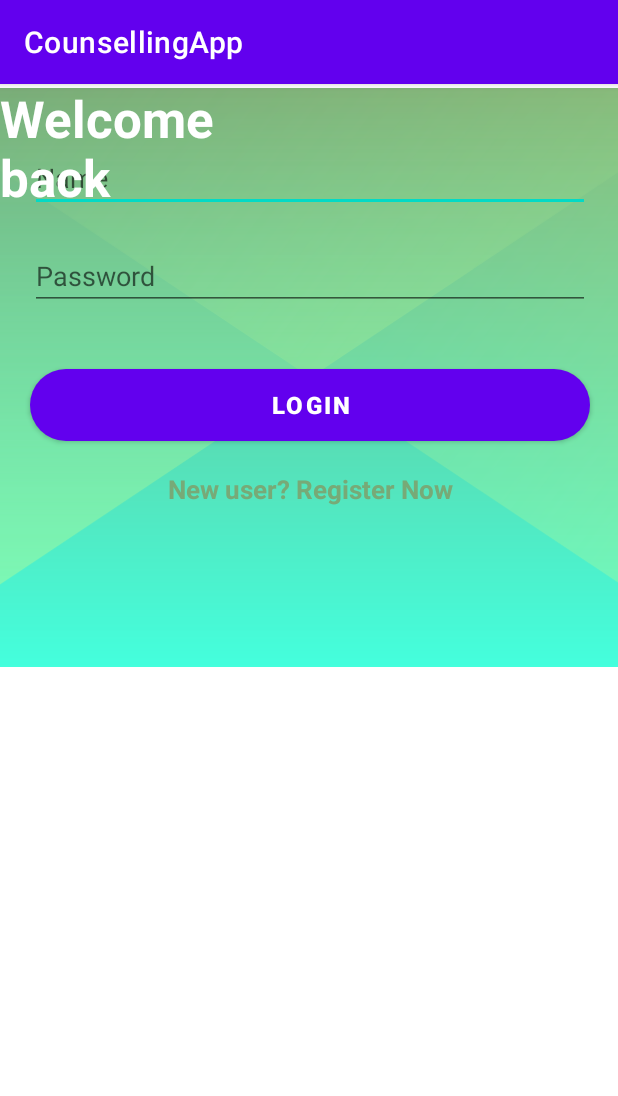
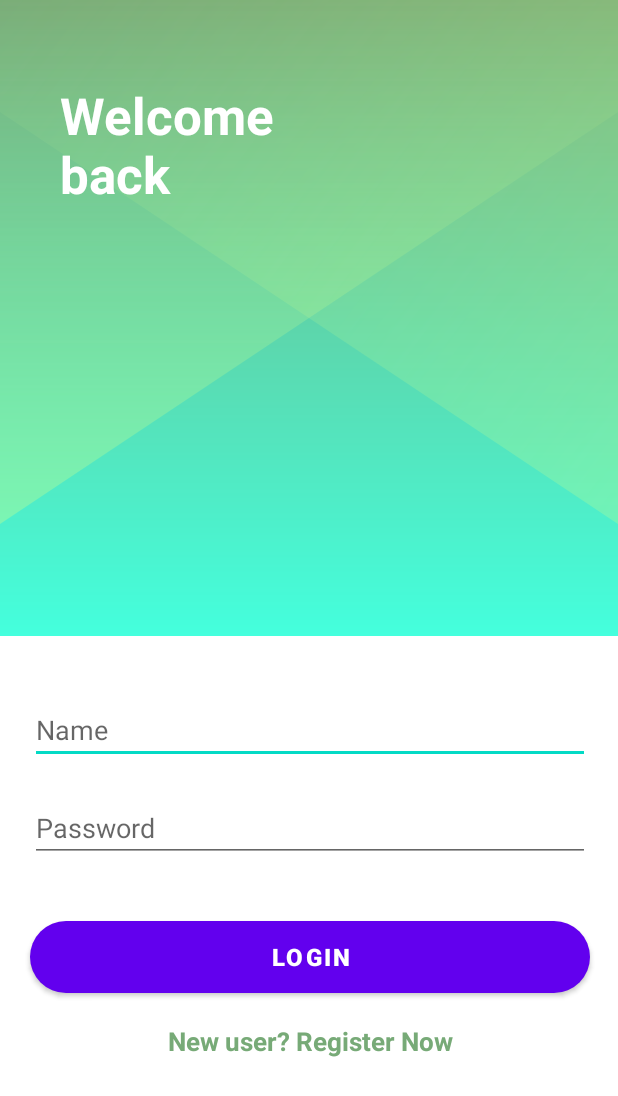
Before and after one commit to MoeJango/CounsellingApp, an Android app: the LoginActivity screen opened directly, with no data from a screen before it, on a phone screen of 412 x 824 dp. Shown: the top 1096 px of the screen. Run offline under Robolectric (Android 15) with nearby library versions, the light colour scheme and no system bars; plain views replace CircularProgressButton.

Commit message:
Version 3

```diff
--- a/app/src/main/AndroidManifest.xml
+++ b/app/src/main/AndroidManifest.xml
@@ -19,7 +19,7 @@
             android:exported="false" />
         <activity
             android:name=".LoginActivity"
-            android:exported="false" />
+            android:exported="true" />
         <activity
             android:name=".MainActivity"
             android:exported="true">
@@ -29,6 +29,8 @@
                 <category android:name="android.intent.category.LAUNCHER" />
             </intent-filter>
         </activity>
+
+
     </application>
 
 </manifest>
--- a/app/src/main/java/com/example/counsellingapp/LoginActivity.java
+++ b/app/src/main/java/com/example/counsellingapp/LoginActivity.java
@@ -2,7 +2,6 @@ package com.example.counsellingapp;
 
 import androidx.appcompat.app.AppCompatActivity;
 
-import android.content.Intent;
 import android.os.Bundle;
 import android.view.View;
 import android.widget.Button;
@@ -13,10 +12,14 @@ public class LoginActivity extends AppCompatActivity {
     private EditText password;
     private Button loginButton;
 
+
     @Override
     protected void onCreate(Bundle savedInstanceState) {
         super.onCreate(savedInstanceState);
         setContentView(R.layout.activity_login);
+        if (getSupportActionBar() != null) {
+            getSupportActionBar().hide();
+        }
 
         name = findViewById(R.id.editTextName);
         password = findViewById(R.id.editTextPassword);
@@ -34,17 +37,25 @@ public class LoginActivity extends AppCompatActivity {
         });
     }
 
+
     private void authenticateUser(String name, String password) {
         // Implement your authentication logic here
         // e.g., send the credentials to the server and check if they are valid
 
         // If the authentication is successful, proceed to the next activity
-        Intent intent = new Intent(LoginActivity.this, HomeActivity.class);
-        startActivity(intent);
-        overridePendingTransition(android.R.anim.slide_in_left,android.R.anim.slide_out_right);
-        finish();
+        //Intent intent = new Intent(LoginActivity.this, HomeActivity.class);
+        //startActivity(intent);
+        //overridePendingTransition(android.R.anim.slide_in_left,android.R.anim.slide_out_right);
+        //finish();
     }
+
 
     public void onLoginClick(View view) {
     }
+
+
+    @Override
+    public void onBackPressed() {
+        finish();
+    }
 }
--- a/app/src/main/res/layout/activity_login.xml
+++ b/app/src/main/res/layout/activity_login.xml
@@ -7,22 +7,27 @@
     tools:context=".LoginActivity">
 
     <ImageView
-        android:id="@+id/imageView6"
-        android:layout_width="579dp"
-        android:layout_height="598dp"
-        android:layout_marginBottom="274dp"
+        android:id="@+id/imageView1"
+        android:layout_width="0dp"
+        android:layout_height="0dp"
+        android:scaleType="centerCrop"
+        app:layout_constraintBottom_toTopOf="@+id/linearLayout"
+        app:layout_constraintEnd_toEndOf="parent"
+        app:layout_constraintHorizontal_bias="1.0"
+        app:layout_constraintStart_toStartOf="parent"
+        app:layout_constraintTop_toTopOf="parent"
+        app:srcCompat="@drawable/abstract_envelope" />
+
+    <LinearLayout
+        android:id="@+id/linearLayout"
+        android:layout_width="413dp"
+        android:layout_height="400dp"
+        android:orientation="vertical"
         app:layout_constraintBottom_toBottomOf="parent"
         app:layout_constraintEnd_toEndOf="parent"
         app:layout_constraintStart_toStartOf="parent"
-        app:srcCompat="@drawable/abstract_envelope" />
-
-    <LinearLayout
-        android:layout_width="413dp"
-        android:layout_height="400dp"
-        android:orientation="vertical"
-        app:layout_constraintEnd_toEndOf="parent"
-        app:layout_constraintStart_toStartOf="parent"
-        tools:layout_editor_absoluteY="333dp">
+        app:layout_constraintTop_toBottomOf="@+id/imageView1"
+        app:layout_constraintVertical_bias="1.0">
 
         <EditText
             android:id="@+id/editTextName"
@@ -94,11 +99,13 @@
         android:id="@+id/textView1"
         android:layout_width="wrap_content"
         android:layout_height="wrap_content"
+        android:layout_marginLeft="40dp"
+        android:layout_marginTop="54dp"
         android:text="Welcome \nback"
         android:textColor="#FFFFFF"
         android:textSize="34sp"
         android:textStyle="bold"
-        tools:layout_editor_absoluteX="40dp"
-        tools:layout_editor_absoluteY="54dp" />
+        app:layout_constraintLeft_toLeftOf="parent"
+        app:layout_constraintTop_toTopOf="parent" />
 
 </androidx.constraintlayout.widget.ConstraintLayout>
--- a/app/src/main/res/layout/activity_register.xml
+++ b/app/src/main/res/layout/activity_register.xml
@@ -7,7 +7,7 @@
     tools:context=".LoginActivity">
 
     <ImageView
-        android:id="@+id/imageView6"
+        android:id="@+id/imageView1"
         android:layout_width="579dp"
         android:layout_height="598dp"
         android:layout_marginBottom="274dp"
```
Also changed, not shown: app/src/main/java/com/example/counsellingapp/MainActivity.java (+30 -1 lines), app/src/main/java/com/example/counsellingapp/RegisterActivity.java (+6 -3 lines).
